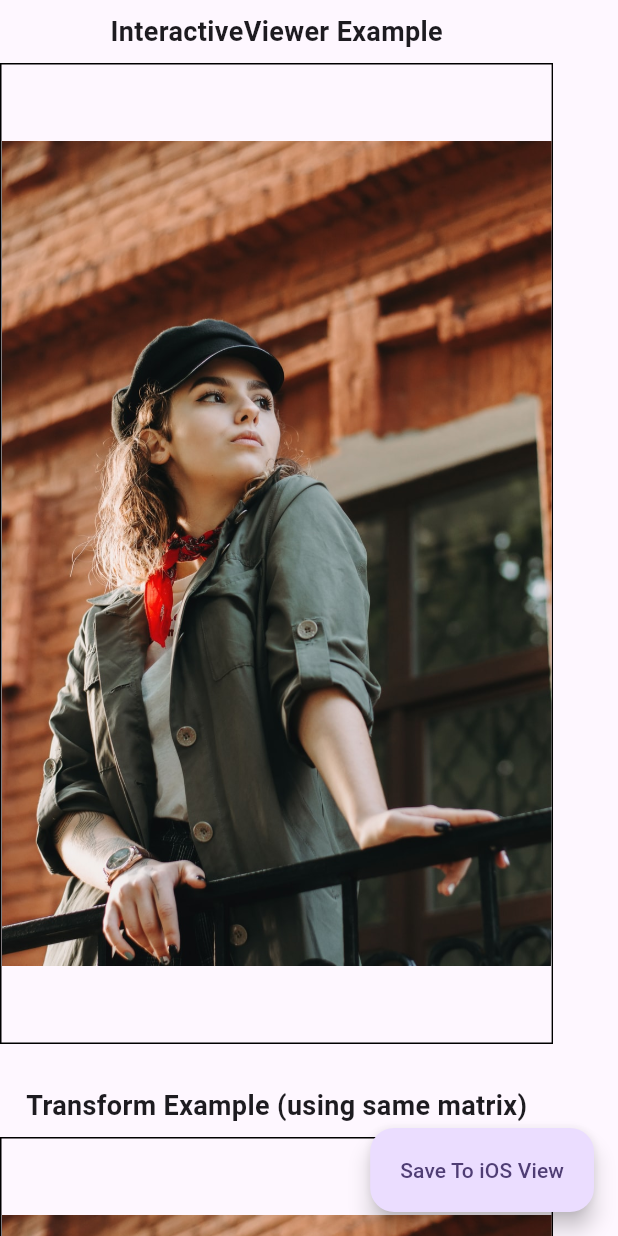
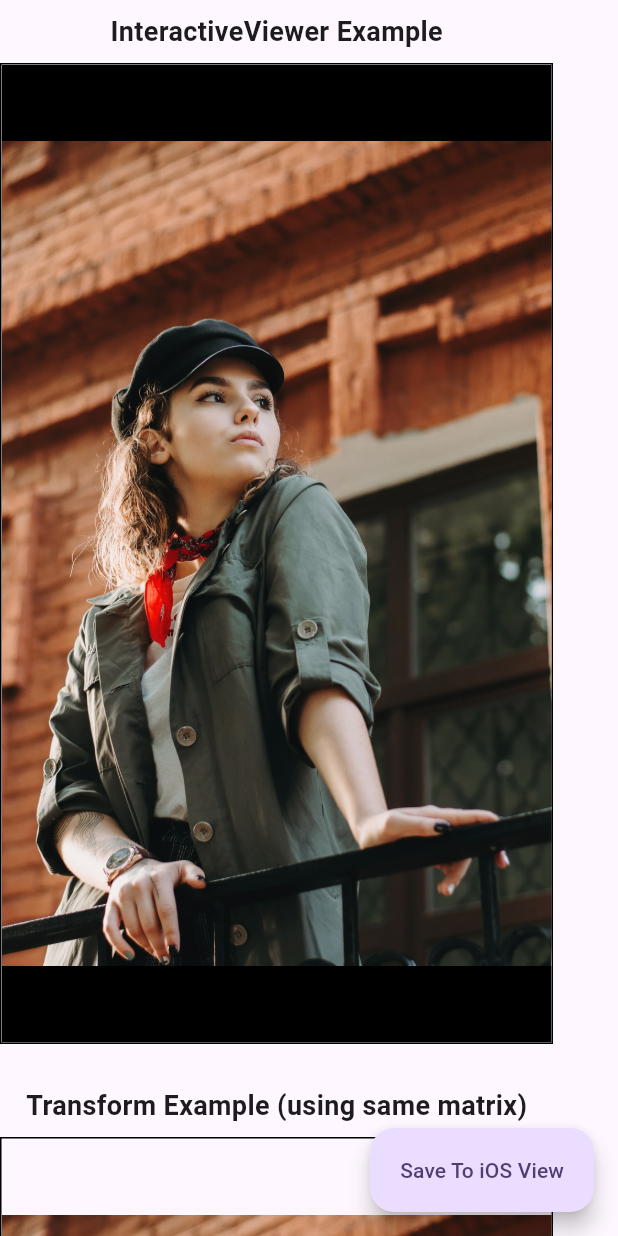
Before and after one commit to ProfiroiuMihai/blackbox_scale, a Flutter app: the screen it shows after launch, after a tap on "Save To iOS View", on a phone screen of 412 x 824 dp. Run offline on Flutter 3.47's test engine with Material 3 defaults, Android fonts, the phone set to English and light mode, and no system bars.

Commit message:
Experiments on sizes

```diff
--- a/lib/method_channel_helper.dart
+++ b/lib/method_channel_helper.dart
@@ -3,6 +3,7 @@ import 'package:flutter/services.dart';
 class MethodChannelHelper {
   static const platformChannel = MethodChannel('com.blackbox_scale.app/helper');
 
+//we need to reverse dx and dy for some reason are the opposite
 
   Future<void> testTransform({
     required double height,
--- a/lib/zoom_example.dart
+++ b/lib/zoom_example.dart
@@ -42,37 +42,61 @@ class _ZoomExampleState extends State<ZoomExample> {
     final scale = _controller.value.getMaxScaleOnAxis();
     final translation = getTranslationFromMatrix();
     final adjustedTranslation = getTranslationForIOS();
+    final devicePixelRatio = MediaQuery.of(context).devicePixelRatio;
 
-    // Calculate viewport center in Flutter coordinates
-    final viewportCenterX = width / 2;
-    final viewportCenterY = height / 2;
+    // Flutter coordinates calculations (in logical pixels)
+    final flutterViewportCenterX = width / 2;
+    final flutterViewportCenterY = height / 2;
+    final flutterVisibleWidth = width / scale;
+    final flutterVisibleHeight = height / scale;
+    final flutterVisibleTopLeftX = -translation.dx / scale;
+    final flutterVisibleTopLeftY = -translation.dy / scale;
+    final flutterVisibleCenterX = flutterVisibleTopLeftX + (flutterVisibleWidth / 2);
+    final flutterVisibleCenterY = flutterVisibleTopLeftY + (flutterVisibleHeight / 2);
 
-    // Calculate the actual visible region
-    final visibleWidth = width / scale;
-    final visibleHeight = height / scale;
-
-    // Calculate top-left corner of visible region
-    final visibleTopLeftX = -translation.dx / scale;
-    final visibleTopLeftY = -translation.dy / scale;
-
-    // Calculate center of visible region
-    final visibleCenterX = visibleTopLeftX + (visibleWidth / 2);
-    final visibleCenterY = visibleTopLeftY + (visibleHeight / 2);
+    // iOS coordinates calculations (in points)
+    final iosWidth = width / devicePixelRatio;
+    final iosHeight = height / devicePixelRatio;
+    final iosScale = scale * devicePixelRatio;
+    final iosVisibleWidth = iosWidth / scale;
+    final iosVisibleHeight = iosHeight / scale;
+    final iosVisibleTopLeftX = -adjustedTranslation.dx / scale;
+    final iosVisibleTopLeftY = -adjustedTranslation.dy / scale;
 
     print('''
-=== Flutter Transformation Details ===
+=== Coordinate System Comparison ===
+Device Pixel Ratio: ${devicePixelRatio.toStringAsFixed(2)}
+
+FLUTTER COORDINATES (Logical Pixels):
 Container Size: ${width.toStringAsFixed(2)} x ${height.toStringAsFixed(2)}
 Scale: ${scale.toStringAsFixed(2)}
-Original Translation: (${translation.dx.toStringAsFixed(2)}, ${translation.dy.toStringAsFixed(2)})
-Adjusted Translation for iOS: (${adjustedTranslation.dx.toStringAsFixed(2)}, ${adjustedTranslation.dy.toStringAsFixed(2)})
-Viewport Center: (${viewportCenterX.toStringAsFixed(2)}, ${viewportCenterY.toStringAsFixed(2)})
-Visible Region Size: ${visibleWidth.toStringAsFixed(2)} x ${visibleHeight.toStringAsFixed(2)}
-Visible Region Top-Left: (${visibleTopLeftX.toStringAsFixed(2)}, ${visibleTopLeftY.toStringAsFixed(2)})
-Visible Region Center: (${visibleCenterX.toStringAsFixed(2)}, ${visibleCenterY.toStringAsFixed(2)})
-Raw Matrix:
+Translation: (${translation.dx.toStringAsFixed(2)}, ${translation.dy.toStringAsFixed(2)})
+Viewport Center: (${flutterViewportCenterX.toStringAsFixed(2)}, ${flutterViewportCenterY.toStringAsFixed(2)})
+Visible Region:
+  - Size: ${flutterVisibleWidth.toStringAsFixed(2)} x ${flutterVisibleHeight.toStringAsFixed(2)}
+  - Top-Left: (${flutterVisibleTopLeftX.toStringAsFixed(2)}, ${flutterVisibleTopLeftY.toStringAsFixed(2)})
+  - Center: (${flutterVisibleCenterX.toStringAsFixed(2)}, ${flutterVisibleCenterY.toStringAsFixed(2)})
+
+iOS COORDINATES (Points):
+Container Size: ${iosWidth.toStringAsFixed(2)} x ${iosHeight.toStringAsFixed(2)}
+Scale: ${iosScale.toStringAsFixed(2)}
+Translation: (${adjustedTranslation.dx.toStringAsFixed(2)}, ${adjustedTranslation.dy.toStringAsFixed(2)})
+Visible Region:
+  - Size: ${iosVisibleWidth.toStringAsFixed(2)} x ${iosVisibleHeight.toStringAsFixed(2)}
+  - Top-Left: (${iosVisibleTopLeftX.toStringAsFixed(2)}, ${iosVisibleTopLeftY.toStringAsFixed(2)})
+
+Raw Transformation Matrix:
 ${_formatMatrix(_matrix)}
 ==============================
-    ''');
+''');
+
+    print('''
+=== Values Being Sent to iOS ===
+Container Size: ${iosWidth.toStringAsFixed(2)} x ${iosHeight.toStringAsFixed(2)}
+Scale: ${iosScale.toStringAsFixed(2)}
+Translation: (${adjustedTranslation.dx.toStringAsFixed(2)}, ${adjustedTranslation.dy.toStringAsFixed(2)})
+==================
+''');
   }
 
   String _formatMatrix(Matrix4 matrix) {
@@ -92,61 +116,65 @@ ${_formatMatrix(_matrix)}
   Offset getTranslationForIOS() {
     final translation = getTranslationFromMatrix();
     final scale = _controller.value.getMaxScaleOnAxis();
+    final devicePixelRatio = MediaQuery.of(context).devicePixelRatio;
 
-    // Add scale-based offset adjustment (half of width/height multiplied by scale)
-    // this is just a experiment that does not work
-    final scaleOffsetX = (width / 4) * (scale-1)*0;
-    final scaleOffsetY = (width ) * (scale-1) *0;
+    // 1. Convert Flutter's logical pixels to iOS points by dividing by device pixel ratio
+    final flutterToIosX = translation.dx / devicePixelRatio;
+    final flutterToIosY = translation.dy / devicePixelRatio;
 
-    // Flip Y coordinate for iOS coordinate system
-    final flippedDY = -translation.dy;
-
-    // Adjust for coordinate system difference and scaling
-    final adjustedDX = -(translation.dx + scaleOffsetX);
-    final adjustedDY = -(flippedDY + scaleOffsetY);
+    // 2. Adjust for coordinate system differences:
+    // - Flutter: origin at top-left, positive Y goes down
+    // - iOS: origin at top-left, positive Y goes down (same as Flutter, no flip needed)
+    // - We negate the translation because moving content right/down in Flutter
+    //   means moving the viewport left/up in iOS
+    final adjustedDX = -flutterToIosX;
+    final adjustedDY = -flutterToIosY;
 
     return Offset(adjustedDX, adjustedDY);
   }
 
   Future<void> applyTransformation() async {
     try {
+      // Log transformation details before processing
+      _logTransformationDetails();
+
+      final devicePixelRatio = MediaQuery.of(context).devicePixelRatio;
       final scale = _controller.value.getMaxScaleOnAxis();
-      final adjustedTranslation = getTranslationForIOS();
+      final translation = getTranslationForIOS();
 
-      // Only log when floating action button is pressed
-      _logTransformationDetails();
+      // Print key values in a more concise format
       print('''
-=== Sending to iOS ===
-Original Translation: ${getTranslationFromMatrix()}
-Adjusted Translation: $adjustedTranslation
-Height: $height
-Width: $width
-Scale: $scale
-==================
-      ''');
+=== IMPORTANT TRANSFORMATION VALUES ===
+Scale: ${scale.toStringAsFixed(2)}
+Device Pixel Ratio: ${devicePixelRatio.toStringAsFixed(2)}
+Flutter Translation: ${getTranslationFromMatrix().dx.toStringAsFixed(2)}, ${getTranslationFromMatrix().dy.toStringAsFixed(2)}
+iOS Translation: ${translation.dx.toStringAsFixed(2)}, ${translation.dy.toStringAsFixed(2)}
+Container Size (Flutter): ${width.toStringAsFixed(2)} x ${height.toStringAsFixed(2)}
+Container Size (iOS): ${(width/devicePixelRatio).toStringAsFixed(2)} x ${(height/devicePixelRatio).toStringAsFixed(2)}
+===================================
+''');
 
-      showSpinnerLoadingModal(
-          context: context, title: 'Applying Transformation');
-      final data = await rootBundle.load(
-        'assets/fashion_02_background.jpg',
-      );
+      // Convert dimensions to iOS points
+      final iosWidth = width / devicePixelRatio;
+      final iosHeight = height / devicePixelRatio;
+
+      final data = await rootBundle.load('assets/fashion_02_background.jpg');
       final List<int> bytes = data.buffer.asUint8List();
       final tempPath = await getTemporaryDirectory();
-      final tempFilename =
-          '${DateTime.now().millisecondsSinceEpoch}.jpg';
+      final tempFilename = '${DateTime.now().millisecondsSinceEpoch}.jpg';
       final tempFile = File('${tempPath.path}/$tempFilename');
 
       await tempFile.writeAsBytes(bytes);
 
+
       await MethodChannelHelper().testTransform(
-        height: height,
-        width: width,
-        scale: scale,
-        dx: adjustedTranslation.dx,
-        dy: adjustedTranslation.dy,
+        height: iosHeight,
+        width: iosWidth,
+        scale: 2,
+        dx: iosWidth - 71.33,
+        dy: 71.33,
         imagePath: tempFile.path,
       );
-      Navigator.of(context).pop();
     } catch (error, stackTrace) {
       print('Error in applyTransformation: $error');
       print('Stack trace: $stackTrace');
@@ -192,11 +220,13 @@ Scale: $scale
                               transformationController: _controller,
                               boundaryMargin: const EdgeInsets.all(20.0),
                               minScale: 0.1,
-                              maxScale: 4.0,
-                              child: Image.asset(
+                              maxScale: 2.0,
+                              child: Container(
+                                color: Colors.black,
+                                child: Image.asset(
                                 'assets/fashion_02_background.jpg',
                                 fit: BoxFit.contain,
-                              ),
+                              )),
                             ),
                           ),
                         ],
```
Also changed, not shown: 15 other files.
